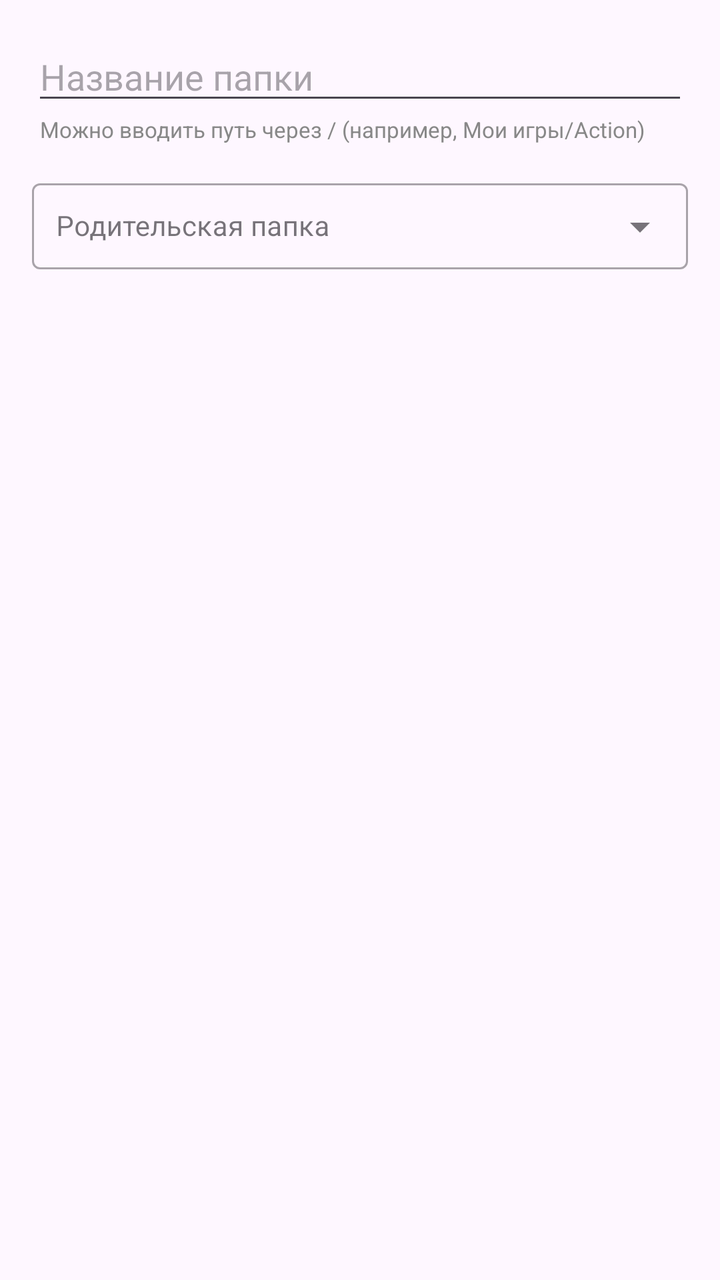
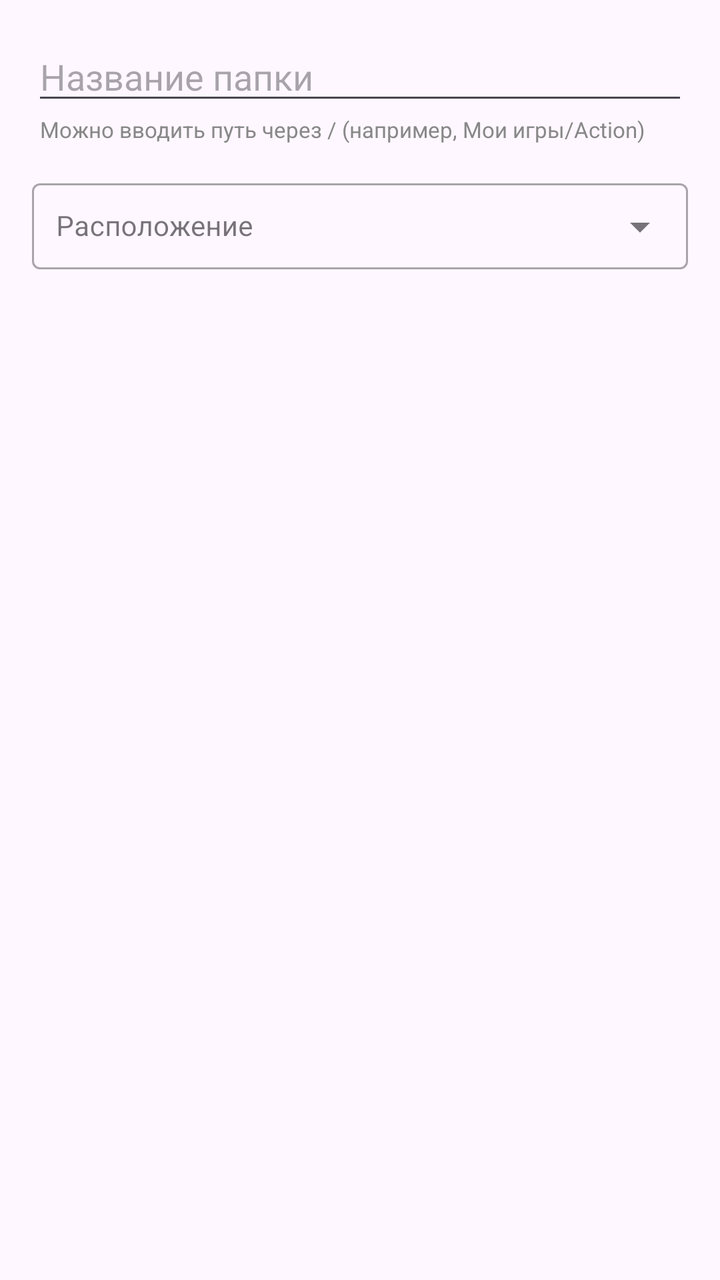

Before-and-after screenshots of an Android layout around one commit, followed by the original layout XML and the change that was made.
<!-- AndroidManifest.xml: application theme Theme._4PDAUpdateChecker -->
<!-- res/layout/dialog_add_folder.xml -->
<?xml version="1.0" encoding="utf-8"?>
<LinearLayout xmlns:android="http://schemas.android.com/apk/res/android"
    android:layout_width="match_parent"
    android:layout_height="wrap_content"
    android:orientation="vertical"
    android:padding="16dp">

    <EditText
        android:id="@+id/editFolderName"
        android:layout_width="match_parent"
        android:layout_height="wrap_content"
        android:hint="Название папки"
        android:inputType="textCapWords" />

    <TextView
        android:layout_width="match_parent"
        android:layout_height="wrap_content"
        android:text="Можно вводить путь через / (например, Мои игры/Action)"
        android:textSize="11sp"
        android:textColor="#888888"
        android:layout_marginStart="4dp" />

    <com.google.android.material.textfield.TextInputLayout
        style="@style/Widget.MaterialComponents.TextInputLayout.OutlinedBox.ExposedDropdownMenu"
        android:layout_width="match_parent"
        android:layout_height="wrap_content"
        android:layout_marginTop="12dp"
        android:hint="Родительская папка">

        <AutoCompleteTextView
            android:id="@+id/editParentFolder"
            android:layout_width="match_parent"
            android:layout_height="wrap_content"
            android:padding="12dp"
            android:textSize="14sp"
            android:inputType="text" />

    </com.google.android.material.textfield.TextInputLayout>

</LinearLayout>
<!-- resources referenced by this layout -->
<resources>
  <style name="Theme._4PDAUpdateChecker" parent="Base.Theme._4PDAUpdateChecker" />
  <style name="Base.Theme._4PDAUpdateChecker" parent="Theme.Material3.DayNight.NoActionBar">
          
          <item name="colorPrimary">#2196F3</item>
          <item name="toolbarBackground">?attr/colorPrimary</item>
          <item name="android:statusBarColor">?attr/colorPrimary</item>
          <item name="android:navigationBarColor">?attr/colorPrimary</item>
          <item name="android:windowLightStatusBar">false</item>
          <item name="android:windowLightNavigationBar" tools:targetApi="27">false</item>
      </style>
</resources>

<!-- the commit's change to res/layout/dialog_add_folder.xml (unified diff, before → after) -->
@@ -25,7 +25,7 @@
         android:layout_width="match_parent"
         android:layout_height="wrap_content"
         android:layout_marginTop="12dp"
-        android:hint="Родительская папка">
+        android:hint="Расположение">
 
         <AutoCompleteTextView
             android:id="@+id/editParentFolder"
@@ -37,4 +37,13 @@
 
     </com.google.android.material.textfield.TextInputLayout>
 
+    <EditText
+        android:id="@+id/editCustomParentFolder"
+        android:layout_width="match_parent"
+        android:layout_height="wrap_content"
+        android:layout_marginTop="8dp"
+        android:hint="Укажите свой путь (например, Игры/RPG)"
+        android:inputType="text"
+        android:visibility="gone" />
+
 </LinearLayout>
